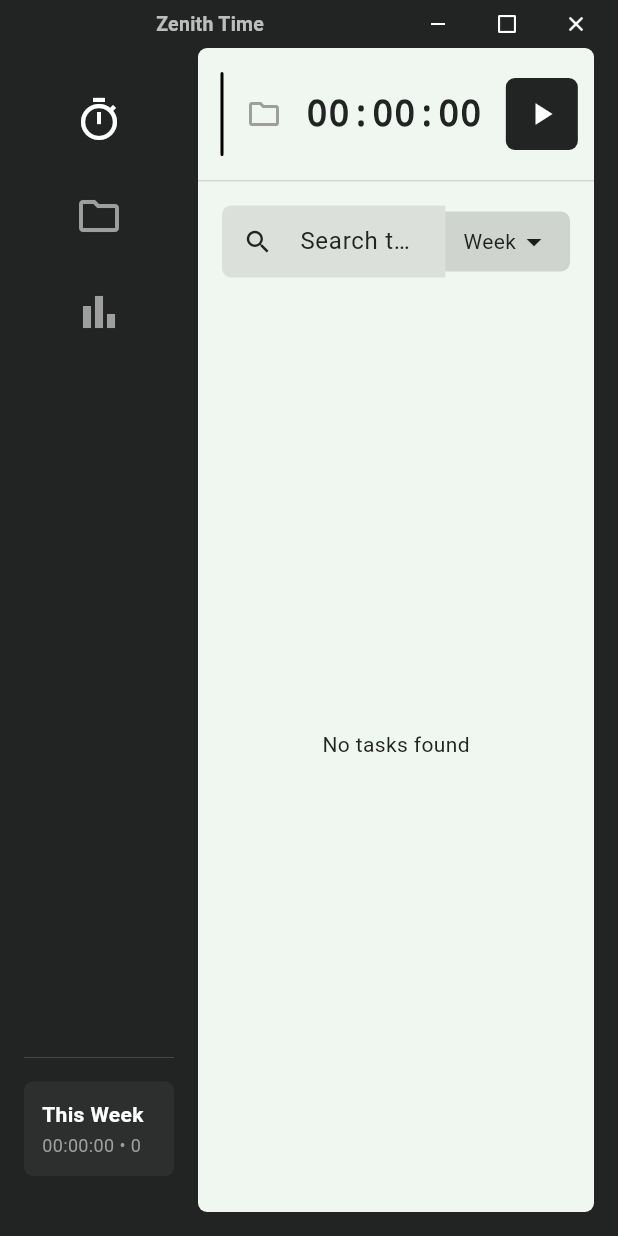
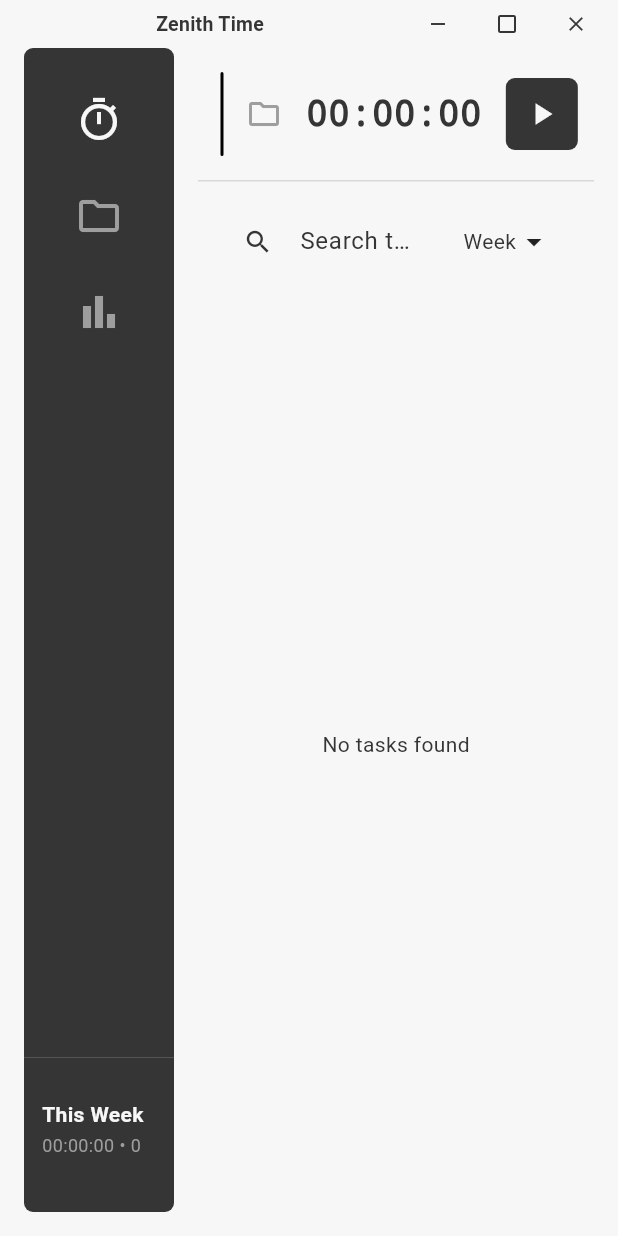
Before and after one commit to Sakemo/zenith_time, a Flutter app: the screen it shows after launch, on a phone screen of 412 x 824 dp. Run offline on Flutter 3.47's test engine with Material 3 defaults, Android fonts, the phone set to English and light mode, and no system bars; our stand-ins replace fl_chart, hive, hive_flutter; missing offline and left inert: custom_pop_up_menu, window_manager; accounts and stored records are empty; Roboto replaces fonts that are missing (Cantarell); statements that could not run were skipped.

Commit message:
feat: Update app theme colors and enhance time entry seeding functionality

```diff
--- a/lib/app/theme/app_theme.dart
+++ b/lib/app/theme/app_theme.dart
@@ -1,10 +1,10 @@
 import 'package:flutter/material.dart';
 
 class AppTheme {
-  static const Color adwaitaBlue = Color(0xFF222323);
-  static const Color adwaitaBackground = Color(0xFFF0F6F0);
-  static const Color adwaitaHeaderBar = Color(0xFF222323);
-  static const Color adwaitaTextColor = Color(0xFF222323);
+  static const Color adwaitaBlue = Color(0xFF353535);
+  static const Color adwaitaBackground = Color(0xFFf7f7f7);
+  static const Color adwaitaHeaderBar = Color(0xFFf7f7f7);
+  static const Color adwaitaTextColor = Color(0xFF353535);
 
   static ThemeData get themeData {
     return ThemeData(
@@ -16,7 +16,7 @@ class AppTheme {
 
       colorScheme: const ColorScheme.light(
         primary: adwaitaBlue,
-        surface: Colors.white,
+        surface: AppTheme.adwaitaBackground,
         onSurface: adwaitaTextColor,
       ),
 
--- a/lib/app/ui/custom_title_bar.dart
+++ b/lib/app/ui/custom_title_bar.dart
@@ -1,5 +1,9 @@
-// lib/app/ui/widgets/custom_title_bar.dart
-
+import 'package:flutter/foundation.dart';
+import 'package:provider/provider.dart';
+import 'package:zenith_time/core/dev/data_seeder.dart';
+import 'package:zenith_time/features/projects/logic/project_service.dart';
+import 'package:zenith_time/features/tracker/logic/task_service.dart';
+import 'package:zenith_time/features/tracker/logic/time_entry_service.dart';
 import 'package:flutter/material.dart';
 import 'package:window_manager/window_manager.dart';
 import 'package:zenith_time/app/theme/app_theme.dart';
@@ -48,9 +52,9 @@ class _CustomTitleBarState extends State<CustomTitleBar> with WindowListener {
   Widget build(BuildContext context) {
     // paleta inspirada no moodboard: fundo escuro + acento azul (ícones brancos)
     final bgColor = AppTheme.adwaitaHeaderBar;
-    const iconColor = Colors.white;
-    const accentBlue = Color(0xFF71A8C6); // tom azul do moodboard
-    const closeHoverRed = Color(0xFFE06A6A);
+    const iconColor = AppTheme.adwaitaTextColor;
+    const closeHoverRed = AppTheme.adwaitaBlue;
+    const accentBlue = AppTheme.adwaitaBlue;
 
     return DragToMoveArea(
       child: Container(
@@ -59,13 +63,43 @@ class _CustomTitleBarState extends State<CustomTitleBar> with WindowListener {
         color: bgColor,
         child: Row(
           children: [
+            if (kDebugMode)
+              IconButton(
+                icon: const Icon(
+                  Icons.bug_report,
+                  color: AppTheme.adwaitaTextColor,
+                  size: 16,
+                ),
+                tooltip: 'Seed Mock Data',
+                onPressed: () async {
+                  // Pega as instâncias dos serviços
+                  final projectService = context.read<ProjectService>();
+                  final taskService = context.read<TaskService>();
+                  final timeEntryService = context.read<TimeEntryService>();
+
+                  // Cria e executa o seeder
+                  final seeder = DataSeeder(
+                    projectService,
+                    taskService,
+                    timeEntryService,
+                  );
+                  await seeder.seedDatabase();
+
+                  // Mostra um feedback
+                  ScaffoldMessenger.of(context).showSnackBar(
+                    const SnackBar(
+                      content: Text('Dados de teste gerados com sucesso!'),
+                    ),
+                  );
+                },
+              ),
             // título centralizado visualmente à esquerda (ocupar espaço)
             const Expanded(
               child: Center(
                 child: Text(
                   'Zenith Time',
                   style: TextStyle(
-                    color: Colors.white70,
+                    color: AppTheme.adwaitaTextColor,
                     fontSize: 13,
                     fontWeight: FontWeight.w600,
                     letterSpacing: 0.2,
--- a/lib/app/ui/main_shell.dart
+++ b/lib/app/ui/main_shell.dart
@@ -96,7 +96,7 @@ class _MainShellState extends State<MainShell> {
             icon: Icon(
               Icons.timer_outlined,
               color: _currentScreen == AppScreen.tracker
-                  ? Colors.white
+                  ? AppTheme.adwaitaBackground
                   : Colors.grey,
               size: 32,
             ),
@@ -107,7 +107,7 @@ class _MainShellState extends State<MainShell> {
             icon: Icon(
               Icons.folder_outlined,
               color: _currentScreen == AppScreen.projects
-                  ? Colors.white
+                  ? AppTheme.adwaitaBackground
                   : Colors.grey,
               size: 32,
             ),
@@ -157,10 +157,7 @@ class _MainShellState extends State<MainShell> {
 
     return Container(
       padding: const EdgeInsets.all(12),
-      decoration: BoxDecoration(
-        color: Colors.white.withOpacity(0.05),
-        borderRadius: BorderRadius.circular(6.0),
-      ),
+      decoration: BoxDecoration(borderRadius: BorderRadius.circular(6.0)),
       child: Row(
         children: [
           Column(
@@ -169,7 +166,7 @@ class _MainShellState extends State<MainShell> {
               const Text(
                 'This Week',
                 style: TextStyle(
-                  color: Colors.white,
+                  color: AppTheme.adwaitaBackground,
                   fontWeight: FontWeight.bold,
                 ),
               ),
@@ -350,7 +347,7 @@ class _MainShellState extends State<MainShell> {
           color: color,
           borderRadius: BorderRadius.circular(6.0),
         ),
-        child: Icon(icon, color: Colors.white),
+        child: Icon(icon, color: AppTheme.adwaitaBackground),
       ),
     );
   }
```
Also changed, not shown: lib/core/dev/data_seeder.dart (added, +101 -0 lines), lib/features/reports/ui/reports_screen.dart (+5 -2 lines), lib/features/tracker/logic/time_entry_service.dart (+62 -51 lines).
